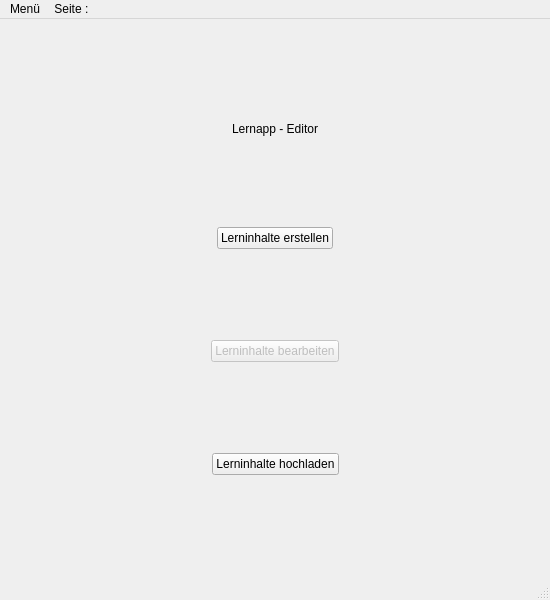
First picture: the form in devLernapp/lernapp.ui, repository sterniR/LernApp, before the edit.
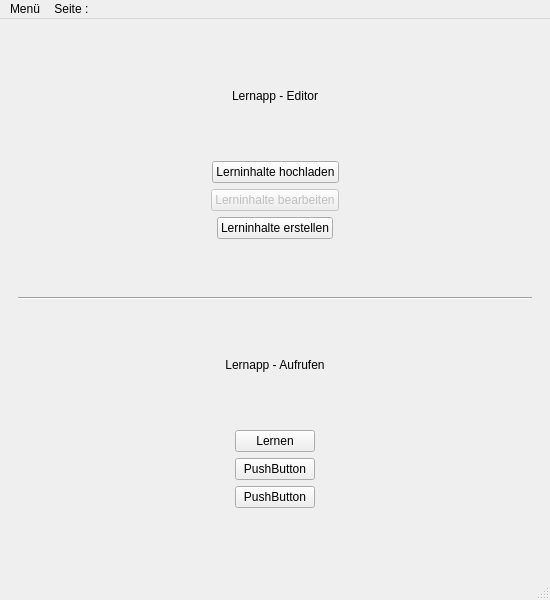
Second picture: the form after the edit. The open tabs and pages were chosen to show the change.

Patch:
```diff
--- a/devLernapp/lernapp.ui
+++ b/devLernapp/lernapp.ui
@@ -18,14 +18,14 @@
     <item>
      <widget class="QStackedWidget" name="stackedWidget">
       <property name="currentIndex">
-       <number>3</number>
+       <number>0</number>
       </property>
       <widget class="QWidget" name="page">
        <layout class="QVBoxLayout" name="verticalLayout_5">
         <item>
          <layout class="QVBoxLayout" name="verticalLayout_4">
           <item>
-           <spacer name="verticalSpacer_2">
+           <spacer name="verticalSpacer_3">
             <property name="orientation">
              <enum>Qt::Orientation::Vertical</enum>
             </property>
@@ -48,7 +48,7 @@
            </widget>
           </item>
           <item>
-           <spacer name="verticalSpacer">
+           <spacer name="verticalSpacer_4">
             <property name="orientation">
              <enum>Qt::Orientation::Vertical</enum>
             </property>
@@ -61,9 +61,11 @@
            </spacer>
           </item>
           <item>
-           <layout class="QHBoxLayout" name="horizontalLayout_6">
+           <layout class="QVBoxLayout" name="verticalLayout_2">
             <item>
-             <spacer name="horizontalSpacer_7">
+             <layout class="QHBoxLayout" name="horizontalLayout_8">
+              <item>
+               <spacer name="horizontalSpacer_11">
               <property name="orientation">
                <enum>Qt::Orientation::Horizontal</enum>
               </property>
@@ -76,14 +78,14 @@
              </spacer>
             </item>
             <item>
-             <widget class="QPushButton" name="button1_1">
+               <widget class="QPushButton" name="button1_3">
               <property name="text">
-               <string>Lerninhalte erstellen</string>
+                 <string>Lerninhalte hochladen</string>
               </property>
              </widget>
             </item>
             <item>
-             <spacer name="horizontalSpacer_5">
+               <spacer name="horizontalSpacer_10">
               <property name="orientation">
                <enum>Qt::Orientation::Horizontal</enum>
               </property>
@@ -97,19 +99,6 @@
             </item>
            </layout>
           </item>
-          <item>
-           <spacer name="verticalSpacer_3">
-            <property name="orientation">
-             <enum>Qt::Orientation::Vertical</enum>
-            </property>
-            <property name="sizeHint" stdset="0">
-             <size>
-              <width>20</width>
-              <height>40</height>
-             </size>
-            </property>
-           </spacer>
-          </item>
           <item>
            <layout class="QHBoxLayout" name="horizontalLayout_7">
             <item>
@@ -151,22 +140,9 @@
            </layout>
           </item>
           <item>
-           <spacer name="verticalSpacer_4">
-            <property name="orientation">
-             <enum>Qt::Orientation::Vertical</enum>
-            </property>
-            <property name="sizeHint" stdset="0">
-             <size>
-              <width>20</width>
-              <height>40</height>
-             </size>
-            </property>
-           </spacer>
-          </item>
+             <layout class="QHBoxLayout" name="horizontalLayout_6">
           <item>
-           <layout class="QHBoxLayout" name="horizontalLayout_8">
-            <item>
-             <spacer name="horizontalSpacer_11">
+               <spacer name="horizontalSpacer_7">
               <property name="orientation">
                <enum>Qt::Orientation::Horizontal</enum>
               </property>
@@ -179,14 +155,14 @@
              </spacer>
             </item>
             <item>
-             <widget class="QPushButton" name="button1_3">
+               <widget class="QPushButton" name="button1_1">
               <property name="text">
-               <string>Lerninhalte hochladen</string>
+                 <string>Lerninhalte erstellen</string>
               </property>
              </widget>
             </item>
             <item>
-             <spacer name="horizontalSpacer_10">
+               <spacer name="horizontalSpacer_5">
               <property name="orientation">
                <enum>Qt::Orientation::Horizontal</enum>
               </property>
@@ -197,6 +173,8 @@
                </size>
               </property>
              </spacer>
+              </item>
+             </layout>
             </item>
            </layout>
           </item>
@@ -213,6 +191,177 @@
             </property>
            </spacer>
           </item>
+          <item>
+           <widget class="Line" name="line">
+            <property name="orientation">
+             <enum>Qt::Orientation::Horizontal</enum>
+            </property>
+           </widget>
+          </item>
+          <item>
+           <spacer name="verticalSpacer_7">
+            <property name="orientation">
+             <enum>Qt::Orientation::Vertical</enum>
+            </property>
+            <property name="sizeHint" stdset="0">
+             <size>
+              <width>20</width>
+              <height>40</height>
+             </size>
+            </property>
+           </spacer>
+          </item>
+          <item>
+           <widget class="QLabel" name="label">
+            <property name="text">
+             <string>Lernapp - Aufrufen</string>
+            </property>
+            <property name="alignment">
+             <set>Qt::AlignmentFlag::AlignCenter</set>
+            </property>
+           </widget>
+          </item>
+          <item>
+           <spacer name="verticalSpacer_2">
+            <property name="orientation">
+             <enum>Qt::Orientation::Vertical</enum>
+            </property>
+            <property name="sizeHint" stdset="0">
+             <size>
+              <width>20</width>
+              <height>40</height>
+             </size>
+            </property>
+           </spacer>
+          </item>
+          <item>
+           <layout class="QVBoxLayout" name="verticalLayout_3">
+            <item>
+             <layout class="QHBoxLayout" name="horizontalLayout_13">
+              <item>
+               <spacer name="horizontalSpacer_16">
+                <property name="orientation">
+                 <enum>Qt::Orientation::Horizontal</enum>
+                </property>
+                <property name="sizeHint" stdset="0">
+                 <size>
+                  <width>40</width>
+                  <height>20</height>
+                 </size>
+                </property>
+               </spacer>
+              </item>
+              <item>
+               <widget class="QPushButton" name="pushButton_3">
+                <property name="text">
+                 <string>Lernen</string>
+                </property>
+               </widget>
+              </item>
+              <item>
+               <spacer name="horizontalSpacer_17">
+                <property name="orientation">
+                 <enum>Qt::Orientation::Horizontal</enum>
+                </property>
+                <property name="sizeHint" stdset="0">
+                 <size>
+                  <width>40</width>
+                  <height>20</height>
+                 </size>
+                </property>
+               </spacer>
+              </item>
+             </layout>
+            </item>
+            <item>
+             <layout class="QHBoxLayout" name="horizontalLayout_12">
+              <item>
+               <spacer name="horizontalSpacer_18">
+                <property name="orientation">
+                 <enum>Qt::Orientation::Horizontal</enum>
+                </property>
+                <property name="sizeHint" stdset="0">
+                 <size>
+                  <width>40</width>
+                  <height>20</height>
+                 </size>
+                </property>
+               </spacer>
+              </item>
+              <item>
+               <widget class="QPushButton" name="pushButton_2">
+                <property name="text">
+                 <string>PushButton</string>
+                </property>
+               </widget>
+              </item>
+              <item>
+               <spacer name="horizontalSpacer_19">
+                <property name="orientation">
+                 <enum>Qt::Orientation::Horizontal</enum>
+                </property>
+                <property name="sizeHint" stdset="0">
+                 <size>
+                  <width>40</width>
+                  <height>20</height>
+                 </size>
+                </property>
+               </spacer>
+              </item>
+             </layout>
+            </item>
+            <item>
+             <layout class="QHBoxLayout" name="horizontalLayout_10">
+              <item>
+               <spacer name="horizontalSpacer_22">
+                <property name="orientation">
+                 <enum>Qt::Orientation::Horizontal</enum>
+                </property>
+                <property name="sizeHint" stdset="0">
+                 <size>
+                  <width>40</width>
+                  <height>20</height>
+                 </size>
+                </property>
+               </spacer>
+              </item>
+              <item>
+               <widget class="QPushButton" name="pushButton">
+                <property name="text">
+                 <string>PushButton</string>
+                </property>
+               </widget>
+              </item>
+              <item>
+               <spacer name="horizontalSpacer_23">
+                <property name="orientation">
+                 <enum>Qt::Orientation::Horizontal</enum>
+                </property>
+                <property name="sizeHint" stdset="0">
+                 <size>
+                  <width>40</width>
+                  <height>20</height>
+                 </size>
+                </property>
+               </spacer>
+              </item>
+             </layout>
+            </item>
+           </layout>
+          </item>
+          <item>
+           <spacer name="verticalSpacer">
+            <property name="orientation">
+             <enum>Qt::Orientation::Vertical</enum>
+            </property>
+            <property name="sizeHint" stdset="0">
+             <size>
+              <width>20</width>
+              <height>40</height>
+             </size>
+            </property>
+           </spacer>
+          </item>
          </layout>
         </item>
        </layout>
```
Lines whose indentation alone changed are shown as unchanged.
